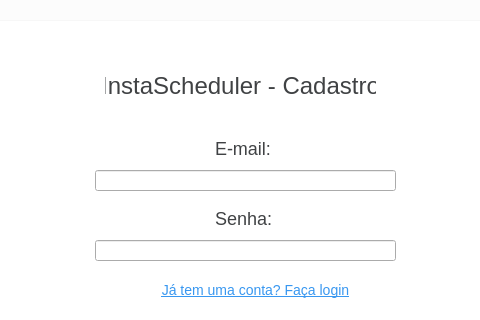
First picture: the form in signup.ui, repository gabrielloliveira/instascheduler, before the edit; both pictures show x 155 to 635 and y 0 to 320 of the 800 by 500 pixel window.
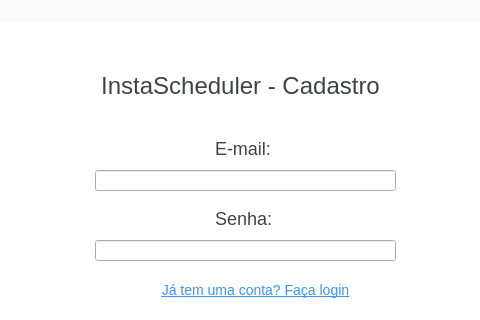
Second picture: the form after the edit.

The edit to the form file:
```diff
--- a/signup.ui
+++ b/signup.ui
@@ -33,9 +33,9 @@
     </property>
     <property name="geometry">
      <rect>
-      <x>260</x>
+      <x>250</x>
       <y>70</y>
-      <width>271</width>
+      <width>291</width>
       <height>31</height>
      </rect>
     </property>
```
Left out of the diff: 2 changed lines with no effect on the pictures.
